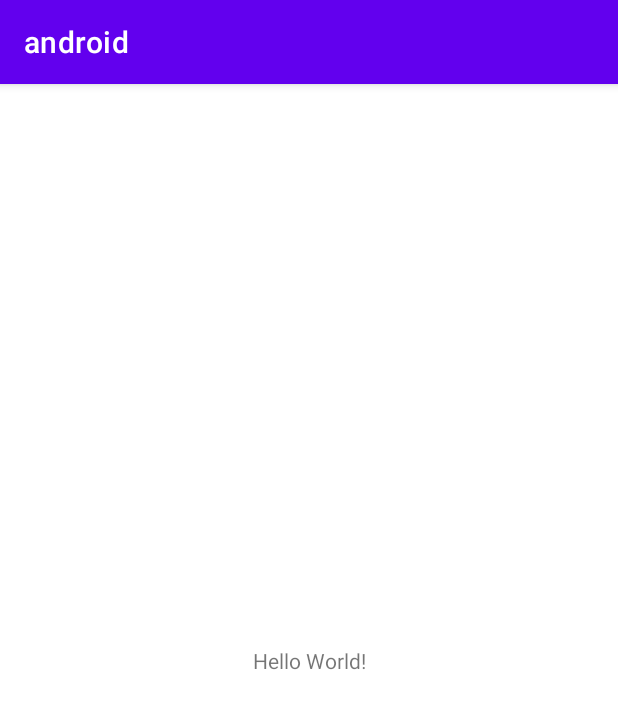
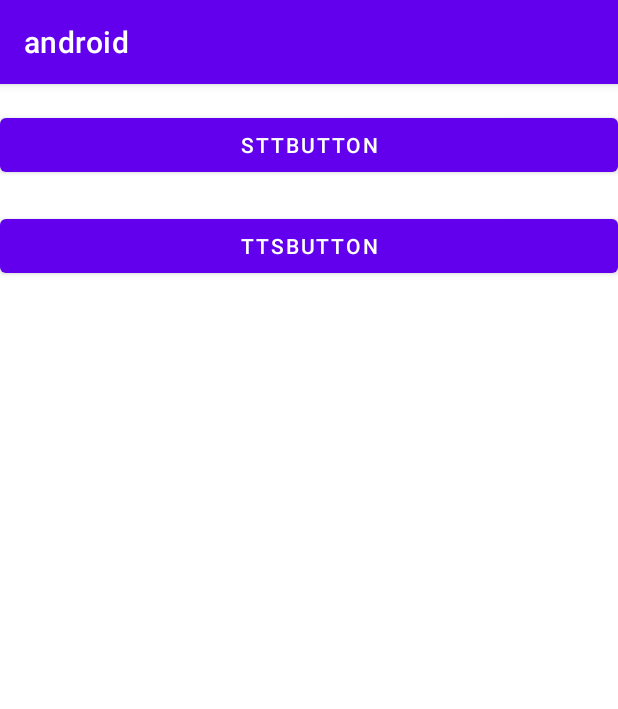
Before and after one commit to JoungMinJu/2022-2-SCS4031-SADYz, an Android app: the screen it shows after launch (MainActivity), on a phone screen of 412 x 824 dp. Shown: the top 709 px of the screen. Run offline under Robolectric (Android 15) with nearby library versions, the phone set to English and light mode, and no system bars.

Commit message:
feat #2 : 메인페이지 버튼 추가

```diff
--- a/android/app/src/main/java/com/example/android/MainActivity.java
+++ b/android/app/src/main/java/com/example/android/MainActivity.java
@@ -1,14 +1,44 @@
 package com.example.android;
 
 import androidx.appcompat.app.AppCompatActivity;
+import androidx.core.app.ActivityCompat;
 
+import android.Manifest;
+import android.content.Intent;
+import android.os.Build;
 import android.os.Bundle;
+import android.speech.RecognitionListener;
+import android.speech.RecognizerIntent;
+import android.speech.SpeechRecognizer;
+import android.util.Log;
+import android.view.View;
+import android.widget.Button;
+import android.widget.TextView;
+import android.widget.Toast;
+
+import java.util.ArrayList;
+
 
 public class MainActivity extends AppCompatActivity {
-
+    Button sttButton;
+    Button ttsButton;
     @Override
     protected void onCreate(Bundle savedInstanceState) {
         super.onCreate(savedInstanceState);
         setContentView(R.layout.activity_main);
+
+        sttButton = (Button) findViewById(R.id.sttbutton);
+        ttsButton = (Button) findViewById(R.id.ttsbutton);
+
+        sttButton.setOnClickListener((v) ->{
+            Intent sttIntent = new Intent(getApplicationContext(), SttActivity.class);
+            startActivity(sttIntent);
+        });
+
+        ttsButton.setOnClickListener((v) ->{
+            Intent ttsIntent = new Intent(getApplicationContext(), TtsActivity.class);
+            startActivity(ttsIntent);
+        });
     }
+
 }
--- a/android/app/src/main/res/layout/activity_main.xml
+++ b/android/app/src/main/res/layout/activity_main.xml
@@ -6,13 +6,28 @@
     android:layout_height="match_parent"
     tools:context=".MainActivity">
 
-    <TextView
-        android:layout_width="wrap_content"
+    <Button
+        android:id="@+id/sttbutton"
+        android:layout_width="fill_parent"
         android:layout_height="wrap_content"
-        android:text="Hello World!"
+        android:text="sttbutton"
         app:layout_constraintBottom_toBottomOf="parent"
         app:layout_constraintEnd_toEndOf="parent"
+        app:layout_constraintHorizontal_bias="0.498"
         app:layout_constraintStart_toStartOf="parent"
-        app:layout_constraintTop_toTopOf="parent" />
+        app:layout_constraintTop_toTopOf="parent"
+        app:layout_constraintVertical_bias="0.023" />
+
+    <Button
+        android:id="@+id/ttsbutton"
+        android:layout_width="fill_parent"
+        android:layout_height="wrap_content"
+        android:text="ttsbutton"
+        app:layout_constraintBottom_toBottomOf="parent"
+        app:layout_constraintEnd_toEndOf="parent"
+        app:layout_constraintHorizontal_bias="0.0"
+        app:layout_constraintStart_toStartOf="parent"
+        app:layout_constraintTop_toTopOf="parent"
+        app:layout_constraintVertical_bias="0.117" />
 
 </androidx.constraintlayout.widget.ConstraintLayout>
```
